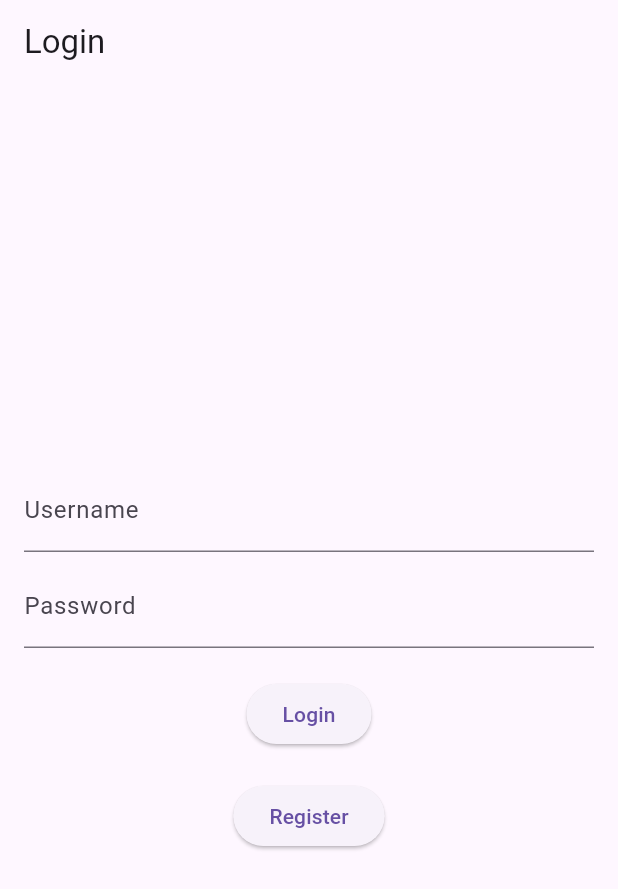
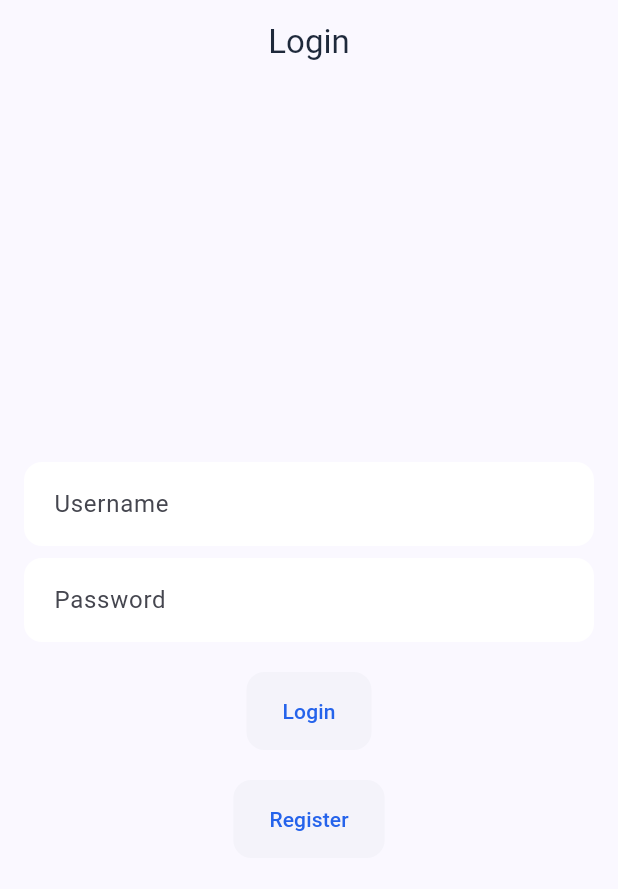
Before and after one commit to kitretsu2809/minutemeet, a Flutter app: the screen it shows after launch, on a phone screen of 412 x 824 dp. Shown: the top 889 px of the screen. Run offline on Flutter 3.47's test engine with Material 3 defaults, Android fonts, the phone set to English and light mode, and no system bars; our stand-ins replace contacts_service, flutter_secure_storage, geolocator, google_maps_flutter, permission_handler, shared_preferences.

Commit message:
refactor(frontend): update main.dart with Material 3 theme and auth routing

```diff
--- a/frontend/lib/main.dart
+++ b/frontend/lib/main.dart
@@ -1,27 +1,73 @@
 import 'package:flutter/material.dart';
+import 'package:shared_preferences/shared_preferences.dart';
 import './src/screens/login_screen.dart';
 import './src/screens/register_screen.dart';
 import './src/screens/home_screen.dart';
 
-void main() {
-  runApp(const MyApp());
+void main() async {
+  WidgetsFlutterBinding.ensureInitialized();
+  final prefs = await SharedPreferences.getInstance();
+  final token = prefs.getString('access_token');
+
+  runApp(MyApp(initialRoute: (token != null && token.isNotEmpty) ? '/home' : '/'));
 }
 
 class MyApp extends StatelessWidget {
-  const MyApp({super.key});
+  final String initialRoute;
+
+  const MyApp({super.key, required this.initialRoute});
 
   @override
   Widget build(BuildContext context) {
     return MaterialApp(
-      title: 'Flutter App',
-      initialRoute: '/',
+      title: 'MinuteMeet',
+      debugShowCheckedModeBanner: false,
+      initialRoute: initialRoute,
       routes: {
         '/': (context) => const LoginScreen(),
-        '/register': (context) => RegisterScreen(),
+        '/register': (context) => const RegisterScreen(),
         '/home': (context) => const HomeScreen(),
       },
       theme: ThemeData(
-        primarySwatch: Colors.blue,
+        colorScheme: ColorScheme.fromSeed(
+          seedColor: const Color(0xFF2563EB),
+          primary: const Color(0xFF2563EB),
+          secondary: const Color(0xFF10B981),
+          background: const Color(0xFFF8FAFC),
+        ),
+        useMaterial3: true,
+        appBarTheme: const AppBarTheme(
+          centerTitle: true,
+          elevation: 0,
+          backgroundColor: Colors.transparent,
+          foregroundColor: Color(0xFF1E293B),
+        ),
+        elevatedButtonTheme: ElevatedButtonThemeData(
+          style: ElevatedButton.styleFrom(
+            elevation: 0,
+            padding: const EdgeInsets.symmetric(vertical: 16, horizontal: 24),
+            shape: RoundedRectangleBorder(
+              borderRadius: BorderRadius.circular(12),
+            ),
+          ),
+        ),
+        inputDecorationTheme: InputDecorationTheme(
+          filled: true,
+          fillColor: Colors.white,
+          border: OutlineInputBorder(
+            borderRadius: BorderRadius.circular(12),
+            borderSide: BorderSide.none,
+          ),
+          enabledBorder: OutlineInputBorder(
+            borderRadius: BorderRadius.circular(12),
+            borderSide: BorderSide.none,
+          ),
+          focusedBorder: OutlineInputBorder(
+            borderRadius: BorderRadius.circular(12),
+            borderSide: const BorderSide(color: Color(0xFF2563EB), width: 2),
+          ),
+          contentPadding: const EdgeInsets.symmetric(horizontal: 16, vertical: 16),
+        ),
       ),
     );
   }
```
